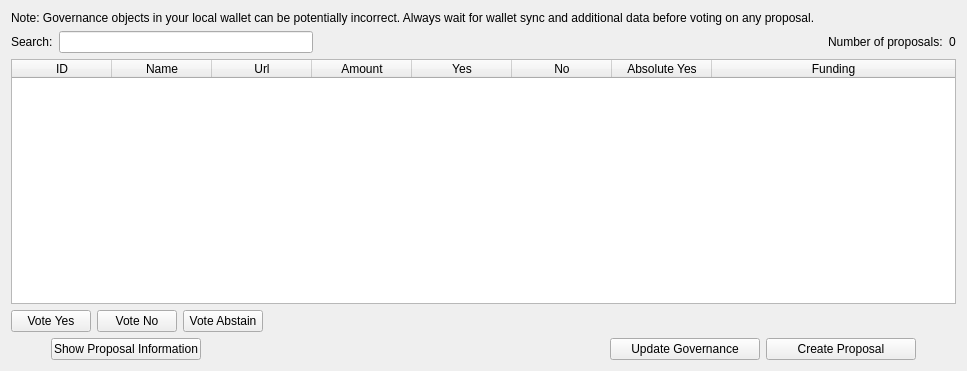
The window that src/qt/forms/governancelist.ui (HTHcoin/helpthehomelesscoin) describes before a commit, drawn with Qt 5.
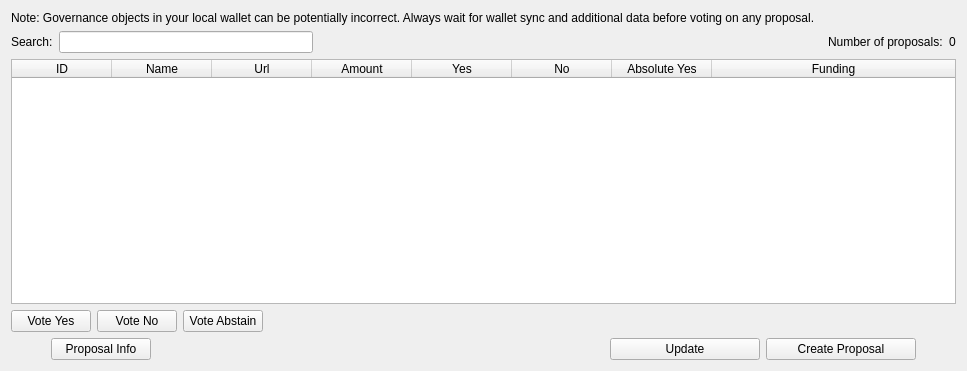
The same window after the commit.

```diff
--- a/src/qt/forms/governancelist.ui
+++ b/src/qt/forms/governancelist.ui
@@ -221,7 +221,7 @@
         </size>
        </property>
        <property name="text">
-        <string>Show Proposal Information</string>
+        <string>Proposal Info</string>
        </property>
       </widget>
      </item>
@@ -240,7 +240,7 @@
         </size>
        </property>
        <property name="text">
-        <string>Update Governance</string>
+        <string>Update</string>
        </property>
       </widget>
      </item>
```
